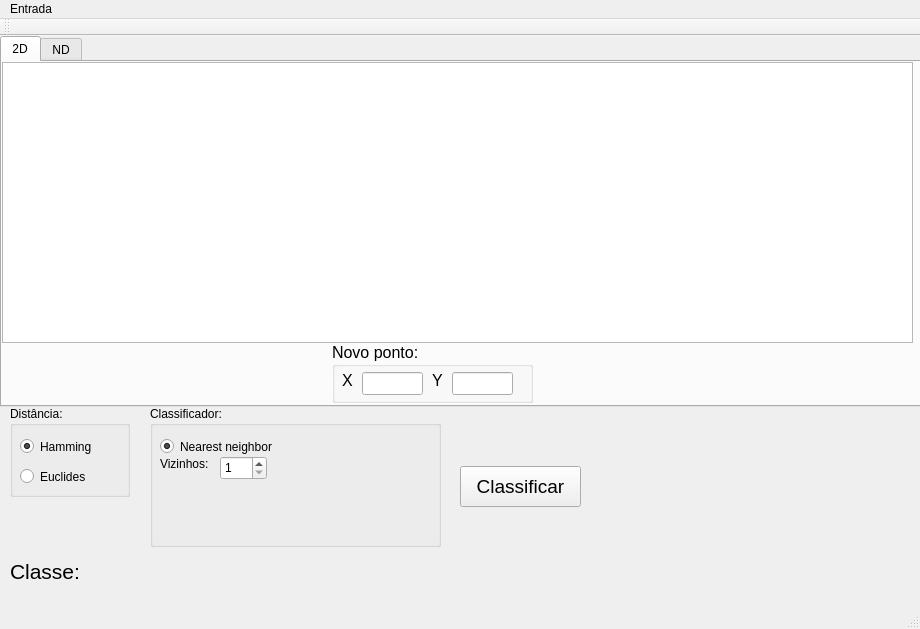
First picture: the form in mainwindow.ui, repository renannetto/reconhecimento-padroes, before the edit.
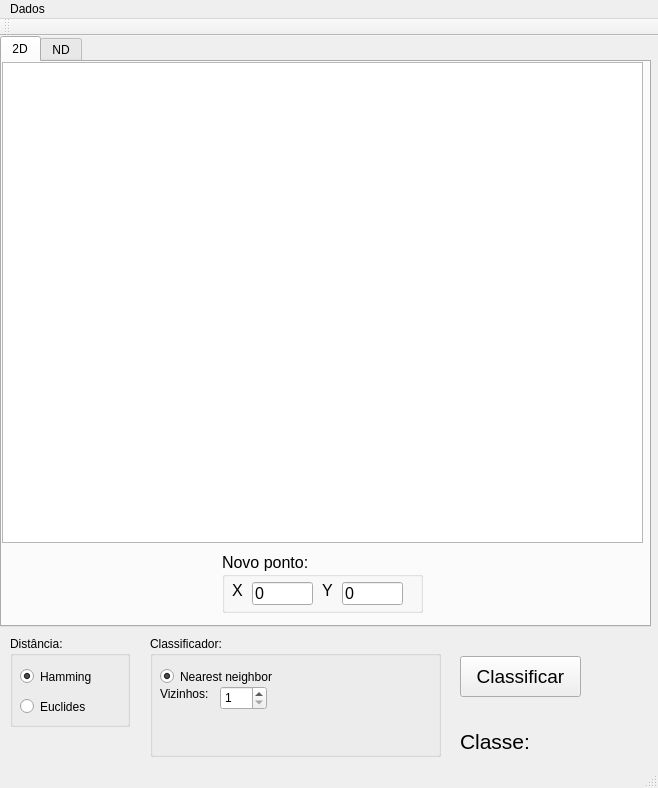
Second picture: the form after the edit.

What changed in the file:
```diff
--- a/mainwindow.ui
+++ b/mainwindow.ui
@@ -6,8 +6,8 @@
    <rect>
     <x>0</x>
     <y>0</y>
-    <width>920</width>
-    <height>629</height>
+    <width>658</width>
+    <height>788</height>
    </rect>
   </property>
   <property name="windowTitle">
@@ -19,8 +19,8 @@
      <rect>
       <x>0</x>
       <y>0</y>
-      <width>921</width>
-      <height>371</height>
+      <width>651</width>
+      <height>591</height>
      </rect>
     </property>
     <property name="currentIndex">
@@ -35,16 +35,16 @@
        <rect>
         <x>0</x>
         <y>0</y>
-        <width>911</width>
-        <height>281</height>
+        <width>641</width>
+        <height>481</height>
        </rect>
       </property>
      </widget>
      <widget class="QGroupBox" name="groupBox">
       <property name="geometry">
        <rect>
-        <x>330</x>
-        <y>280</y>
+        <x>220</x>
+        <y>490</y>
         <width>201</width>
         <height>61</height>
        </rect>
@@ -92,6 +92,9 @@
          <height>23</height>
         </rect>
        </property>
+       <property name="text">
+        <string>0</string>
+       </property>
       </widget>
       <widget class="QLineEdit" name="ponto_y">
        <property name="geometry">
@@ -102,6 +105,9 @@
          <height>23</height>
         </rect>
        </property>
+       <property name="text">
+        <string>0</string>
+       </property>
       </widget>
      </widget>
     </widget>
@@ -142,8 +148,8 @@
    <widget class="QLabel" name="label">
     <property name="geometry">
      <rect>
-      <x>10</x>
-      <y>520</y>
+      <x>460</x>
+      <y>690</y>
       <width>81</width>
       <height>31</height>
      </rect>
@@ -160,8 +166,8 @@
    <widget class="QLabel" name="classe_label">
     <property name="geometry">
      <rect>
-      <x>100</x>
-      <y>470</y>
+      <x>550</x>
+      <y>700</y>
       <width>57</width>
       <height>15</height>
      </rect>
@@ -179,7 +185,7 @@
     <property name="geometry">
      <rect>
       <x>10</x>
-      <y>370</y>
+      <y>600</y>
       <width>120</width>
       <height>91</height>
      </rect>
@@ -221,9 +227,9 @@
     <property name="geometry">
      <rect>
       <x>150</x>
-      <y>370</y>
+      <y>600</y>
       <width>291</width>
-      <height>141</height>
+      <height>121</height>
      </rect>
     </property>
     <property name="title">
@@ -279,7 +285,7 @@
     <property name="geometry">
      <rect>
       <x>460</x>
-      <y>430</y>
+      <y>620</y>
       <width>121</width>
       <height>41</height>
      </rect>
@@ -299,13 +305,13 @@
     <rect>
      <x>0</x>
      <y>0</y>
-     <width>920</width>
+     <width>658</width>
      <height>20</height>
     </rect>
    </property>
    <widget class="QMenu" name="entrada_menu">
     <property name="title">
-     <string>Entrada</string>
+     <string>Dados</string>
     </property>
     <addaction name="carregar_arquivo"/>
     <addaction name="gerar_espiral"/>
```
Left out of the diff: 35 changed lines with no effect on the pictures.
